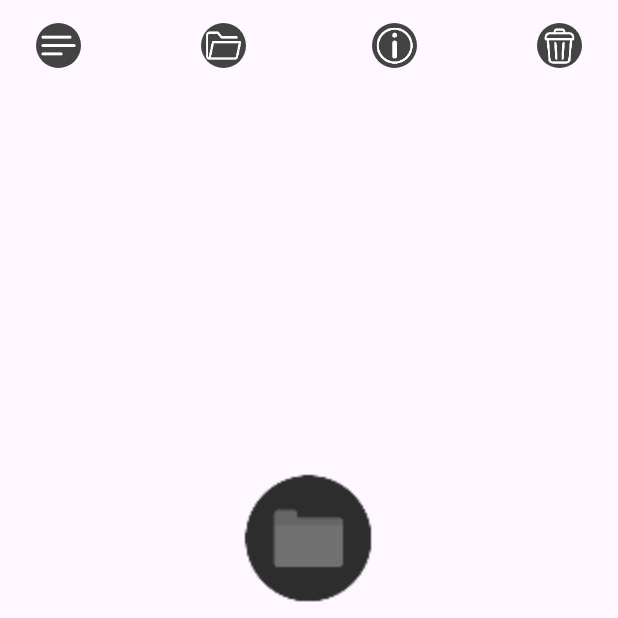
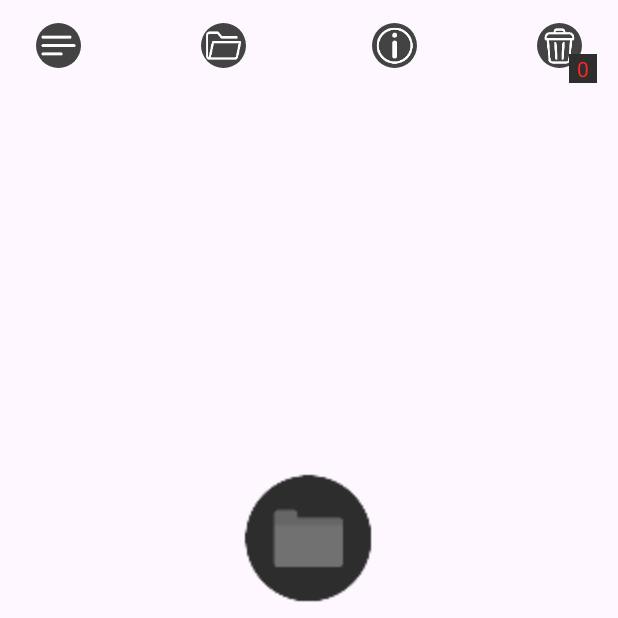
Before and after one commit to Xacarami/SnapClean, an Android app: the screen it shows after launch (MainActivity), on a phone screen of 412 x 824 dp, the top half of it. Run offline under Robolectric (Android 15) with nearby library versions, the phone set to English and light mode, and no system bars.

```diff
--- a/app/src/main/res/layout/activity_main.xml
+++ b/app/src/main/res/layout/activity_main.xml
@@ -120,6 +120,18 @@
                 app:srcCompat="@mipmap/ic_pasta"
                 app:tint="#FFFFFF" />
 
+            <TextView
+                android:id="@+id/numero_lixeira"
+                android:layout_width="wrap_content"
+                android:layout_height="wrap_content"
+                android:background="#2E2E2E"
+                android:paddingLeft="5dp"
+                android:paddingRight="5dp"
+                android:text="0"
+                android:textColor="#FF2727"
+                app:layout_constraintBottom_toBottomOf="parent"
+                app:layout_constraintEnd_toEndOf="parent" />
+
         </androidx.constraintlayout.widget.ConstraintLayout>
 
         <androidx.constraintlayout.widget.ConstraintLayout
@@ -152,7 +164,6 @@
                 android:layout_width="50dp"
                 android:layout_height="50dp"
                 android:background="@drawable/background_circle"
-                android:onClick="testeVoltarImagem"
                 android:scaleX="0.7"
                 android:scaleY="0.7"
                 app:layout_constraintBottom_toBottomOf="parent"
@@ -167,7 +178,6 @@
                 android:layout_height="50dp"
                 android:layout_marginEnd="60dp"
                 android:background="@android:color/transparent"
-                android:onClick="testeAceitarImagem"
                 android:scaleX="1.35"
                 android:scaleY="1.35"
                 app:layout_constraintBottom_toBottomOf="parent"
@@ -182,7 +192,6 @@
                 android:layout_height="50dp"
                 android:layout_marginStart="60dp"
                 android:background="@android:color/transparent"
-                android:onClick="testeNegarImagem"
                 android:scaleX="1.5"
                 android:scaleY="1.5"
                 app:layout_constraintBottom_toBottomOf="parent"
@@ -255,6 +264,7 @@
                 app:layout_constraintEnd_toEndOf="parent"
                 app:layout_constraintStart_toStartOf="parent"
                 app:layout_constraintTop_toTopOf="parent" />
+
         </androidx.constraintlayout.widget.ConstraintLayout>
 
     </androidx.constraintlayout.widget.ConstraintLayout>
```
Also changed, not shown: app/src/main/java/com/xstudio/snapclean/MainActivity.java (+69 -56 lines).
